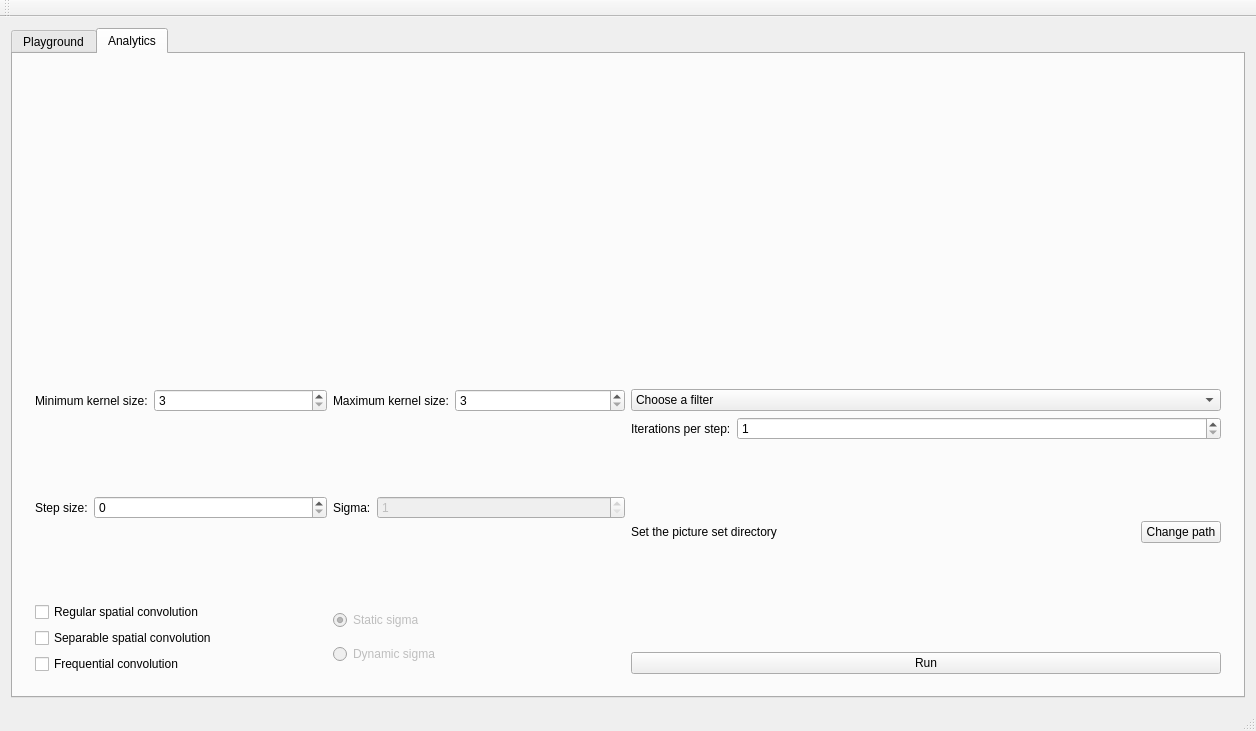
Above: GUI/mainwindow.ui from kohutjan/2DFFT before the change. Below: the same form after it.
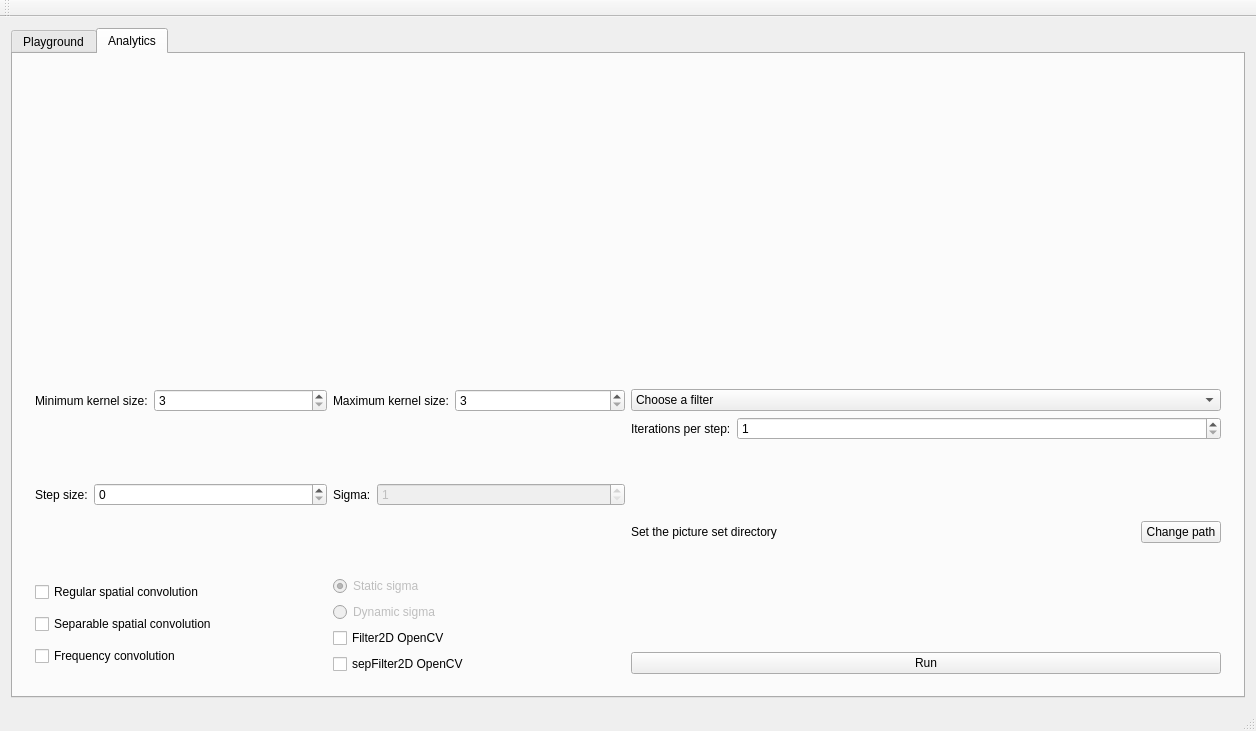
That is the form after the change. The open tabs and pages were chosen to show the change.

Commit message: added checkboxes for opencv convolutions

The edit to the form file:
```diff
--- a/GUI/mainwindow.ui
+++ b/GUI/mainwindow.ui
@@ -1087,7 +1087,7 @@
                    <item>
                     <widget class="QCheckBox" name="ana_frequential_con_check">
                      <property name="text">
-                      <string>Frequential convolution</string>
+                      <string>Frequency convolution</string>
                      </property>
                     </widget>
                    </item>
@@ -1124,6 +1124,20 @@
                      </property>
                     </widget>
                    </item>
+                   <item>
+                    <widget class="QCheckBox" name="ana_reg_spatial_con_check_cv">
+                     <property name="text">
+                      <string>Filter2D OpenCV</string>
+                     </property>
+                    </widget>
+                   </item>
+                   <item>
+                    <widget class="QCheckBox" name="ana_sep_spatial_con_check_cv">
+                     <property name="text">
+                      <string>sepFilter2D OpenCV</string>
+                     </property>
+                    </widget>
+                   </item>
                   </layout>
                  </item>
                 </layout>
```
Left out of the diff: 2 changed lines with no effect on the pictures. The commit also changes 1 other file.
